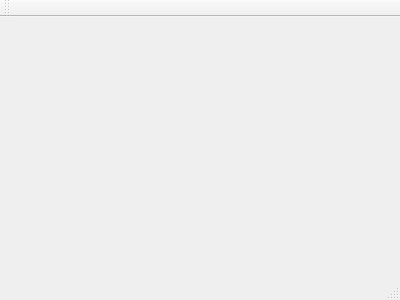
mikusp/taxman, file src/mainwindow.ui: the form before one commit.
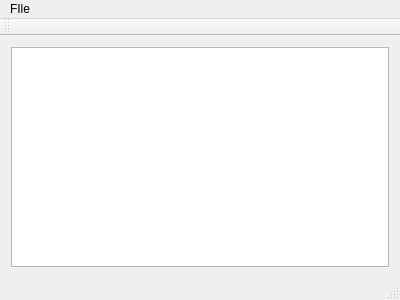
The form after the commit.

```diff
--- a/src/mainwindow.ui
+++ b/src/mainwindow.ui
@@ -12,13 +12,52 @@
   <property name="windowTitle" >
    <string>MainWindow</string>
   </property>
-  <widget class="QMenuBar" name="menuBar" />
-  <widget class="QToolBar" name="mainToolBar" />
-  <widget class="QWidget" name="centralWidget" />
-  <widget class="QStatusBar" name="statusBar" />
+  <widget class="QWidget" name="centralWidget">
+   <property name="sizePolicy">
+    <sizepolicy hsizetype="Expanding" vsizetype="Expanding">
+     <horstretch>0</horstretch>
+     <verstretch>0</verstretch>
+    </sizepolicy>
+   </property>
+   <layout class="QGridLayout" name="gridLayout">
+    <item row="0" column="0">
+     <widget class="QGraphicsView" name="graphicsView"/>
+    </item>
+   </layout>
+  </widget>
+  <widget class="QMenuBar" name="menuBar">
+   <property name="geometry">
+    <rect>
+     <x>0</x>
+     <y>0</y>
+     <width>400</width>
+     <height>21</height>
+    </rect>
+   </property>
+   <widget class="QMenu" name="menuPlik">
+    <property name="title">
+     <string>FIle</string>
+    </property>
+    <addaction name="actionExit"/>
+   </widget>
+   <addaction name="menuPlik"/>
+  </widget>
+  <widget class="QToolBar" name="mainToolBar">
+   <attribute name="toolBarArea">
+    <enum>TopToolBarArea</enum>
+   </attribute>
+   <attribute name="toolBarBreak">
+    <bool>false</bool>
+   </attribute>
+  </widget>
+  <widget class="QStatusBar" name="statusBar"/>
+  <action name="actionExit">
+   <property name="text">
+    <string>Exit</string>
+   </property>
+  </action>
  </widget>
- <layoutDefault spacing="6" margin="11" />
- <pixmapfunction></pixmapfunction>
+ <layoutdefault spacing="6" margin="11"/>
  <resources/>
  <connections/>
 </ui>
```
Left out of the diff: 7 changed lines with no effect on the pictures.
